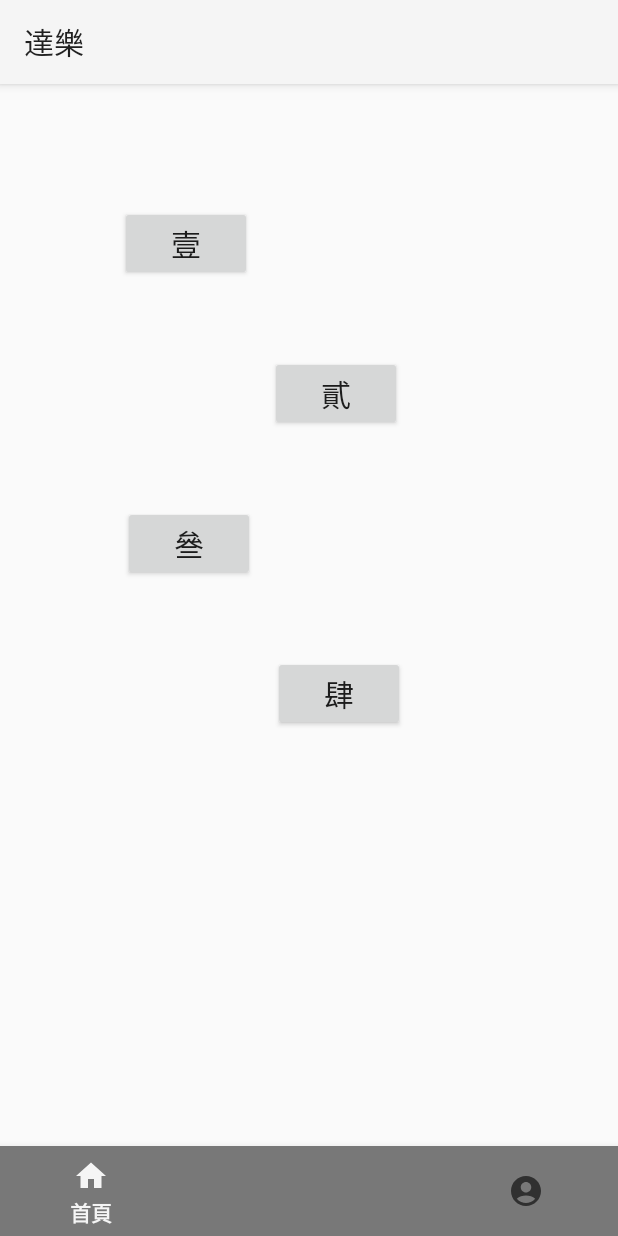
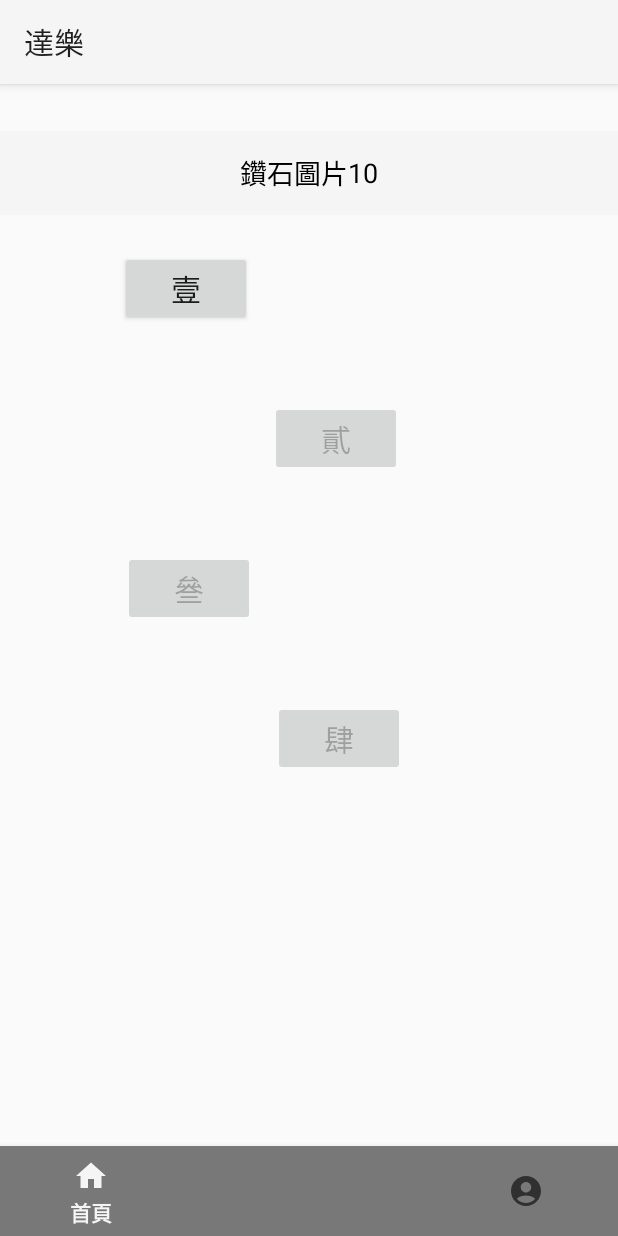
Before and after one commit to YiChi517/DallerApp, an Android app: the HomeFragment screen opened directly, with no data from a screen before it, on a phone screen of 412 x 824 dp. Run offline under Robolectric (Android 15) with nearby library versions, the phone set to English and light mode, and no system bars.

Commit message:
監控每一關按鈕，一關完成才開啟下一關&toolbar草創

```diff
--- a/app/src/main/java/com/example/dalleralpha1_0_0/home/HomeFragment.kt
+++ b/app/src/main/java/com/example/dalleralpha1_0_0/home/HomeFragment.kt
@@ -1,5 +1,6 @@
 package com.example.dalleralpha1_0_0.home
 
+import android.content.Context
 import android.os.Bundle
 import android.util.Log
 import androidx.fragment.app.Fragment
@@ -18,6 +19,10 @@ import retrofit2.Response
 
 class HomeFragment : Fragment() {
 
+    private lateinit var buttons: List<Button>
+    private val totalLevels = 4 // 假設有 4 關
+
+
     override fun onCreate(savedInstanceState: Bundle?) {
         super.onCreate(savedInstanceState)
     }
@@ -33,16 +38,36 @@ class HomeFragment : Fragment() {
     override fun onViewCreated(view: View, savedInstanceState: Bundle?) {
         super.onViewCreated(view, savedInstanceState)
 
-        //第一關
-        val button1 = view.findViewById<Button>(R.id.level1)
-        button1.setOnClickListener {
-            fetchLevelInformation("level.1")
+        // 從 API 獲取數據並更新 Toolbar 的 TextView
+
+
+        // 初始化按鈕列表
+        buttons = listOf(
+            view.findViewById(R.id.level1),
+            view.findViewById(R.id.level2),
+            view.findViewById(R.id.level3),
+            view.findViewById(R.id.level4)
+        )
+
+        updateButtonStates()
+
+        // 設置按鈕點擊事件
+        buttons.forEachIndexed { index, button ->
+            button.setOnClickListener {
+                fetchLevelInformation("level.${index + 1}")
+            }
         }
-        //第二關
-        val button2 = view.findViewById<Button>(R.id.level2)
-        button2.setOnClickListener {
-            fetchLevelInformation("level.2")
-        }
+
+//        //第一關
+//        val button1 = view.findViewById<Button>(R.id.level1)
+//        button1.setOnClickListener {
+//            fetchLevelInformation("level.1")
+//        }
+//        //第二關
+//        val button2 = view.findViewById<Button>(R.id.level2)
+//        button2.setOnClickListener {
+//            fetchLevelInformation("level.2")
+//        }
         //以此類推
     }
 
@@ -56,6 +81,7 @@ class HomeFragment : Fragment() {
                         val bundle = Bundle().apply {
                             putParcelable("information", information)
                             putString("levelId", levelId) // 傳遞 levelId
+                            putInt("levelNumber",information.levelNumber) //傳遞levelNumber
                         }
                         // 導航到 StartFragment 並傳遞數據
                         val startFragment = StartFragment().apply {
@@ -84,4 +110,17 @@ class HomeFragment : Fragment() {
             }
         })
     }
+    private fun updateButtonStates() {
+        val sharedPreferences = requireContext().getSharedPreferences("GameProgress", Context.MODE_PRIVATE)
+
+        // 動態檢查各關卡的解鎖狀態
+        buttons.forEachIndexed { index, button ->
+            val isUnlocked = sharedPreferences.getBoolean("level${index + 1}Unlocked", index == 0)
+            button.isEnabled = isUnlocked
+        }
+    }
+    override fun onResume() {
+        super.onResume()
+        updateButtonStates() // 確保返回頁面後按鈕狀態更新
+    }
 }
--- a/app/src/main/java/com/example/dalleralpha1_0_0/home/LevelFragment.kt
+++ b/app/src/main/java/com/example/dalleralpha1_0_0/home/LevelFragment.kt
@@ -22,6 +22,7 @@ class LevelFragment : Fragment() {
     private var currentQuestionIndex = 0
     private  var right_Answer = 0
     private  var wrong_Answer = 0
+    private var levelNumber: Int? = null
 
     lateinit var A1Button:Button
     lateinit var A2Button:Button
@@ -32,6 +33,7 @@ class LevelFragment : Fragment() {
         super.onCreate(savedInstanceState)
 
         questions = arguments?.getParcelableArrayList("questions")
+        levelNumber = arguments?.getInt("id")
     }
 
     override fun onCreateView(
@@ -146,7 +148,7 @@ class LevelFragment : Fragment() {
     private fun navigateToResultPage() {
         val menuActivity = activity as? MenuActivity
         if (right_Answer > (questions?.size ?: 0)/2) {
-            menuActivity?.replaceFragment(SuccessFragment(right_Answer))
+            menuActivity?.replaceFragment(SuccessFragment(right_Answer,levelNumber!!))
         }else{
             menuActivity?.replaceFragment(FailFragment(wrong_Answer))
         }
--- a/app/src/main/java/com/example/dalleralpha1_0_0/home/StartFragment.kt
+++ b/app/src/main/java/com/example/dalleralpha1_0_0/home/StartFragment.kt
@@ -23,12 +23,15 @@ class StartFragment : Fragment() {
 
     private var information: Information? = null
     private var levelId: String? = null
+    private var levelNumber: Int? = null
 
     override fun onCreate(savedInstanceState: Bundle?) {
         super.onCreate(savedInstanceState)
 
         information = arguments?.getParcelable("information")
         levelId = arguments?.getString("levelId")
+        levelNumber = arguments?.getInt("levelNumber")
+
     }
 
     override fun onCreateView(
@@ -69,6 +72,7 @@ class StartFragment : Fragment() {
                         if (questions != null) {
                             val bundle = Bundle().apply {
                                 putParcelableArrayList("questions", ArrayList(questions))
+                                putInt("id",levelNumber!!)
                             }
                             // 導航到 LevelFragment 並傳遞數據
                             val levelFragment = LevelFragment().apply {
--- a/app/src/main/java/com/example/dalleralpha1_0_0/home/SuccessFragment.kt
+++ b/app/src/main/java/com/example/dalleralpha1_0_0/home/SuccessFragment.kt
@@ -1,22 +1,20 @@
 package com.example.dalleralpha1_0_0.home
 
+import android.content.Context
 import android.os.Bundle
 import androidx.fragment.app.Fragment
 import android.view.LayoutInflater
 import android.view.View
 import android.view.ViewGroup
 import android.widget.Button
-import android.widget.ImageButton
 import android.widget.TextView
 import com.example.dalleralpha1_0_0.MenuActivity
 import com.example.dalleralpha1_0_0.R
 
-class SuccessFragment(val rightAnswer:Int) : Fragment() {
-
+class SuccessFragment(private val rightAnswer:Int, private var currentLevel: Int) : Fragment() {
 
     override fun onCreate(savedInstanceState: Bundle?) {
         super.onCreate(savedInstanceState)
-
     }
 
     override fun onCreateView(
@@ -32,9 +30,16 @@ class SuccessFragment(val rightAnswer:Int) : Fragment() {
 
         view.findViewById<TextView>(R.id.center).text = rightAnswer.toString()
 
-        // 點擊獲取獎勵返回到HomeFragment，ToolBar的鑽石會增加(這個還沒寫)
+        // 點擊獲取獎勵，ToolBar的鑽石會增加(這個還沒寫)
         val back = view.findViewById<Button>(R.id.back)
         back.setOnClickListener {
+            // 解鎖下一關（例如：將下一關的解鎖狀態設為 true）
+            val sharedPreferences = requireContext().getSharedPreferences("GameProgress", Context.MODE_PRIVATE)
+            val nextLevel = currentLevel.plus(1)
+            if (nextLevel <= 4) {
+                sharedPreferences.edit().putBoolean("level$nextLevel" + "Unlocked", true).apply()
+            }
+            //返回HomeFragment
             val menuActivity = activity as? MenuActivity
             menuActivity?.replaceFragment(HomeFragment())
             menuActivity?.showBottomNavigation()
--- /dev/null
+++ b/app/src/main/res/layout/custom_toolbar.xml
@@ -0,0 +1,28 @@
+<?xml version="1.0" encoding="utf-8"?>
+<androidx.appcompat.widget.Toolbar
+    xmlns:android="http://schemas.android.com/apk/res/android"
+    android:id="@+id/custom_toolbar"
+    android:layout_width="match_parent"
+    android:layout_height="?attr/actionBarSize"
+    android:background="?attr/colorPrimary"
+    android:theme="@style/ThemeOverlay.AppCompat.ActionBar">
+
+    <!-- 可以在這裡放其他視圖，例如 TextView -->
+    <TextView
+        android:id="@+id/reward_title"
+        android:layout_width="wrap_content"
+        android:layout_height="wrap_content"
+        android:layout_gravity="center"
+        android:text="鑽石圖片"
+        android:textColor="@android:color/black"
+        android:textSize="18sp" />
+
+    <TextView
+        android:id="@+id/reward"
+        android:layout_width="wrap_content"
+        android:layout_height="wrap_content"
+        android:layout_gravity="center"
+        android:text="10"
+        android:textColor="@android:color/black"
+        android:textSize="18sp" />
+</androidx.appcompat.widget.Toolbar>
--- a/app/src/main/res/layout/fragment_home.xml
+++ b/app/src/main/res/layout/fragment_home.xml
@@ -5,6 +5,8 @@
     android:layout_width="match_parent"
     android:layout_height="match_parent">
 
+    <include
+        layout="@layout/custom_toolbar" />
 
     <Button
         android:id="@+id/level1"
@@ -13,7 +15,7 @@
         android:text="壹"
         android:textSize="20sp"
         app:layout_constraintTop_toTopOf="parent"
-        android:layout_marginTop="50dp"
+        android:layout_marginTop="80dp"
         app:layout_constraintStart_toStartOf="parent"
         android:layout_marginStart="80dp" />
 
```
